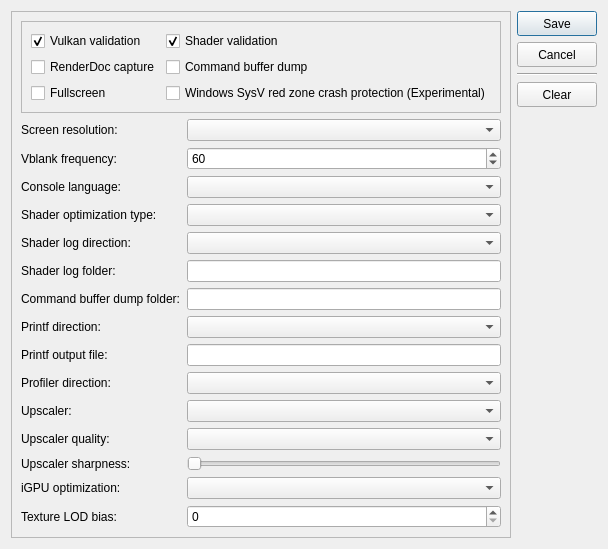
Old version of the form src/launcher/forms/configuration_edit_dialog.ui in the repository Coder787-source/KytyPlus.
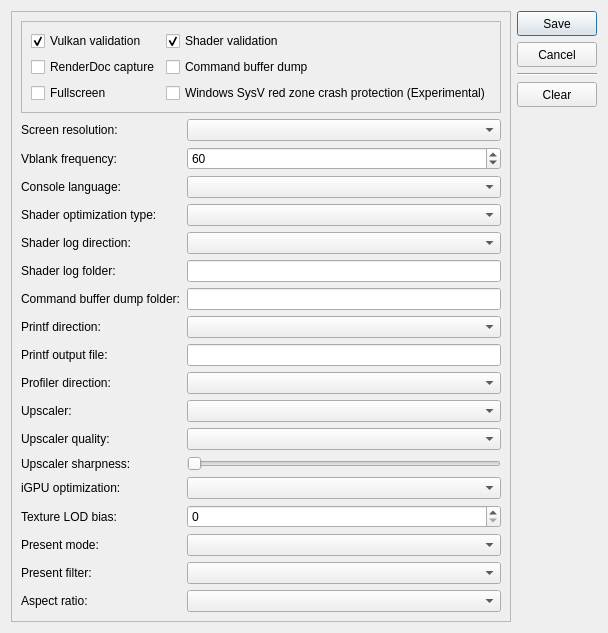
New version of the form. Custom widgets are drawn as their Qt base class.

Commit message: feat(present): configurable present mode, filter, and aspect ratio

Diff of the .ui file:
```diff
--- a/src/launcher/forms/configuration_edit_dialog.ui
+++ b/src/launcher/forms/configuration_edit_dialog.ui
@@ -344,6 +344,48 @@
         </property>
        </widget>
       </item>
+      <item row="16" column="0">
+       <widget class="QLabel" name="label_present_mode">
+        <property name="text">
+         <string>Present mode:</string>
+        </property>
+       </widget>
+      </item>
+      <item row="16" column="1">
+       <widget class="QComboBox" name="comboBox_present_mode">
+        <property name="toolTip">
+         <string>Vulkan swapchain present mode. FIFO = VSync (default, always available). Mailbox = tear-free low latency (if supported). Immediate = no VSync, lowest latency (may tear).</string>
+        </property>
+       </widget>
+      </item>
+      <item row="17" column="0">
+       <widget class="QLabel" name="label_present_filter">
+        <property name="text">
+         <string>Present filter:</string>
+        </property>
+       </widget>
+      </item>
+      <item row="17" column="1">
+       <widget class="QComboBox" name="comboBox_present_filter">
+        <property name="toolTip">
+         <string>Filter used when stretching the guest frame to the window. Linear = smooth (default). Nearest = sharp pixels. Cubic = highest quality (if the GPU supports it, otherwise falls back to Linear).</string>
+        </property>
+       </widget>
+      </item>
+      <item row="18" column="0">
+       <widget class="QLabel" name="label_aspect_ratio">
+        <property name="text">
+         <string>Aspect ratio:</string>
+        </property>
+       </widget>
+      </item>
+      <item row="18" column="1">
+       <widget class="QComboBox" name="comboBox_aspect_ratio">
+        <property name="toolTip">
+         <string>How the guest frame fits the window. Stretch = fill (default). Fit 16:9 / Fit 4:3 = letterbox/pillarbox bars. Integer = nearest-multiple scaling (sharpest pixels, largest that fits).</string>
+        </property>
+       </widget>
+      </item>
      </layout>
     </widget>
    </item>
```
The commit also changes 5 other files.
